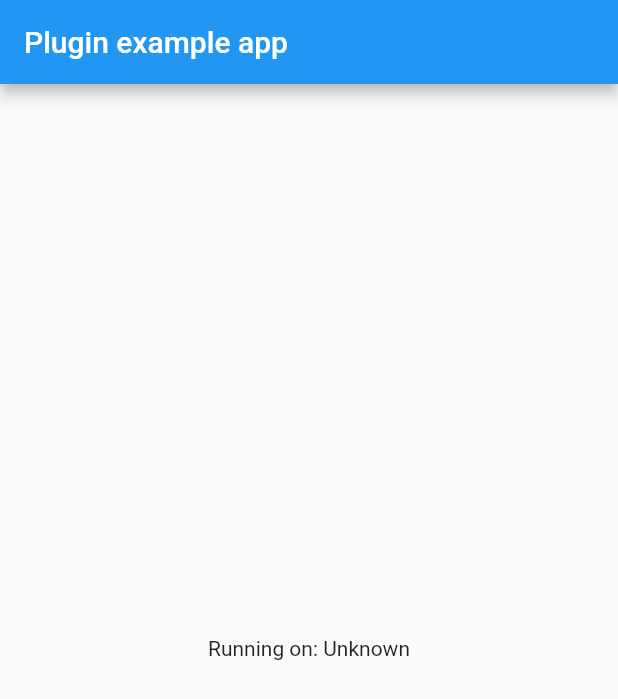
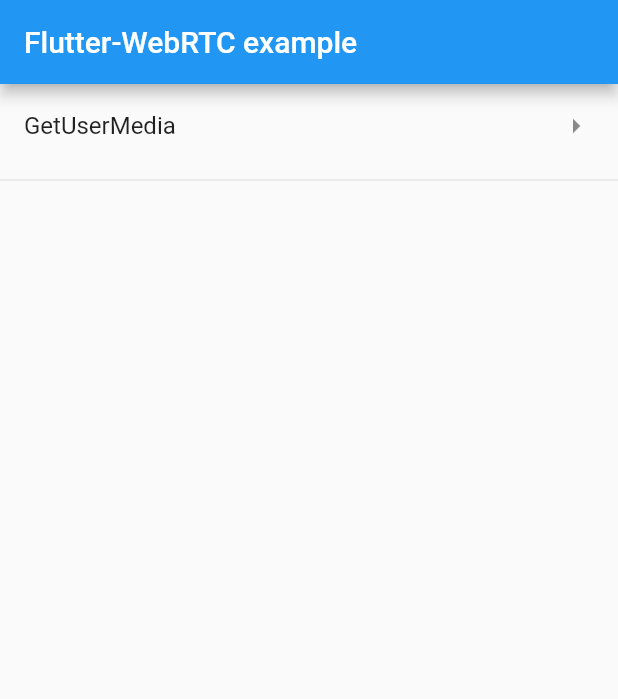
Before and after one commit to bin-go2011/flutter-webrtc-plugin, a Flutter app: the screen it shows after launch, on a phone screen of 412 x 824 dp. Shown: the top 699 px of the screen. Run offline on Flutter 3.47's test engine with Material 2 defaults, Android fonts, the phone set to English and light mode, and no system bars.

Commit message:
add the sample of getUserMedia()

```diff
--- a/example/lib/main.dart
+++ b/example/lib/main.dart
@@ -3,6 +3,9 @@ import 'dart:async';
 
 import 'package:flutter/services.dart';
 import 'package:webrtc/webrtc.dart';
+import 'package:webrtc_example/route_item.dart';
+
+import 'pages/get_user_media_sample.dart';
 
 void main() {
   runApp(MyApp());
@@ -14,12 +17,15 @@ class MyApp extends StatefulWidget {
 }
 
 class _MyAppState extends State<MyApp> {
+  List<RouteItem> items;
+
   String _platformVersion = 'Unknown';
 
   @override
   void initState() {
     super.initState();
-    initPlatformState();
+    _initItems();
+    // initPlatformState();
   }
 
   // Platform messages are asynchronous, so we initialize in an async method.
@@ -42,17 +48,69 @@ class _MyAppState extends State<MyApp> {
     });
   }
 
+  ListBody _buildRow(context, item) {
+    return ListBody(children: <Widget>[
+      ListTile(
+        title: Text(item.title),
+        onTap: () => item.push(context),
+        trailing: Icon(Icons.arrow_right),
+      ),
+      Divider()
+    ]);
+  }
+
   @override
   Widget build(BuildContext context) {
     return MaterialApp(
       home: Scaffold(
-        appBar: AppBar(
-          title: const Text('Plugin example app'),
-        ),
-        body: Center(
-          child: Text('Running on: $_platformVersion\n'),
-        ),
-      ),
+          appBar: AppBar(
+            title: const Text('Flutter-WebRTC example'),
+          ),
+          body: ListView.builder(
+              shrinkWrap: true,
+              padding: const EdgeInsets.all(0.0),
+              itemCount: items.length,
+              itemBuilder: (context, i) {
+                return _buildRow(context, items[i]);
+              })),
     );
   }
+
+  void _initItems() {
+    items = <RouteItem>[
+      RouteItem(
+          title: 'GetUserMedia',
+          push: (BuildContext context) {
+            Navigator.push(
+                context,
+                MaterialPageRoute(
+                    builder: (BuildContext context) => GetUserMediaSample()));
+          }),
+      // RouteItem(
+      //     title: 'GetDisplayMedia',
+      //     push: (BuildContext context) {
+      //       Navigator.push(
+      //           context,
+      //           MaterialPageRoute(
+      //               builder: (BuildContext context) =>
+      //                   GetDisplayMediaSample()));
+      //     }),
+      // RouteItem(
+      //     title: 'LoopBack Sample',
+      //     push: (BuildContext context) {
+      //       Navigator.push(
+      //           context,
+      //           MaterialPageRoute(
+      //               builder: (BuildContext context) => LoopBackSample()));
+      //     }),
+      // RouteItem(
+      //     title: 'DataChannel',
+      //     push: (BuildContext context) {
+      //       Navigator.push(
+      //           context,
+      //           MaterialPageRoute(
+      //               builder: (BuildContext context) => DataChannelSample()));
+      //     }),
+    ];
+  }
 }
--- /dev/null
+++ b/example/lib/route_item.dart
@@ -0,0 +1,15 @@
+import 'package:flutter/material.dart';
+
+typedef RouteCallback = void Function(BuildContext context);
+
+class RouteItem {
+  RouteItem({
+    @required this.title,
+    this.subtitle,
+    this.push,
+  });
+
+  final String title;
+  final String subtitle;
+  final RouteCallback push;
+}
```
Also changed, not shown: example/lib/pages/get_user_media_sample.dart (added, +36 -0 lines).
